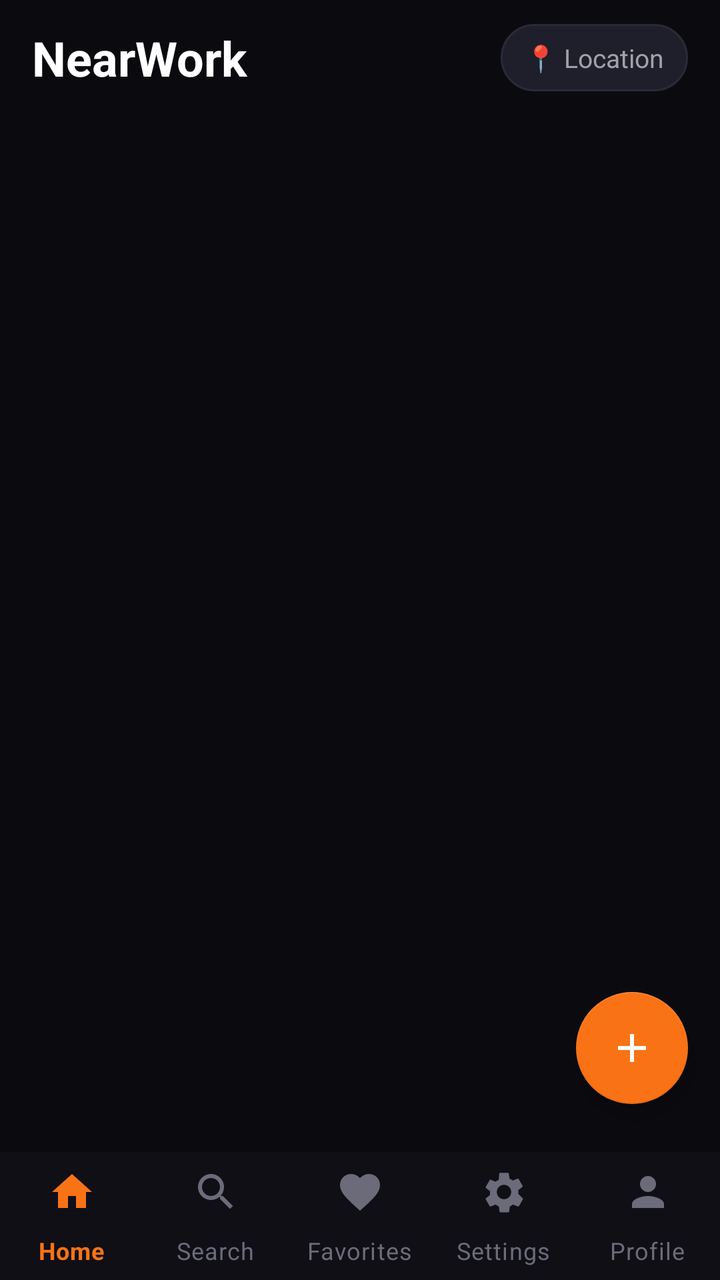
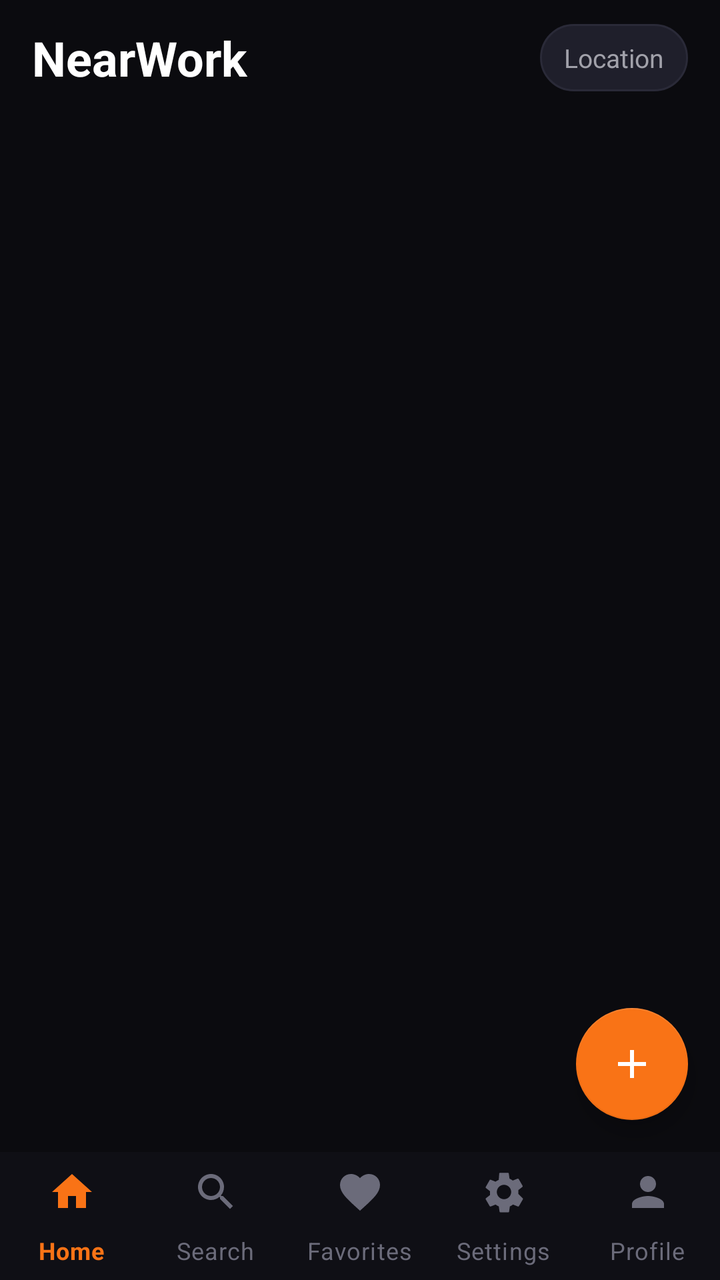

Screens rendered from an Android XML layout before and after an edit, with the pre-edit source and the edit as a unified diff.
<!-- AndroidManifest.xml: application theme Theme.NearWork -->
<!-- res/layout/activity_main.xml -->
<?xml version="1.0" encoding="utf-8"?>
<androidx.coordinatorlayout.widget.CoordinatorLayout
    xmlns:android="http://schemas.android.com/apk/res/android"
    xmlns:app="http://schemas.android.com/apk/res-auto"
    android:layout_width="match_parent"
    android:layout_height="match_parent"
    android:background="@color/bg_main">

    
    <LinearLayout
        android:layout_width="match_parent"
        android:layout_height="match_parent"
        android:orientation="vertical"
        android:layout_marginBottom="@dimen/bottom_nav_height">

        
        <LinearLayout
            android:layout_width="match_parent"
            android:layout_height="wrap_content"
            android:orientation="horizontal"
            android:gravity="center_vertical"
            android:paddingHorizontal="@dimen/screen_padding_h"
            android:paddingTop="@dimen/sp_sm"
            android:paddingBottom="@dimen/sp_sm"
            android:background="@color/bg_main">

            <TextView
                android:layout_width="0dp"
                android:layout_height="wrap_content"
                android:layout_weight="1"
                android:text="@string/app_name"
                android:textSize="@dimen/text_title"
                android:textStyle="bold"
                android:textColor="@color/text_primary"/>

            <TextView
                android:id="@+id/locationChip"
                android:layout_width="wrap_content"
                android:layout_height="wrap_content"
                android:background="@drawable/bg_chip"
                android:paddingHorizontal="@dimen/sp_sm"
                android:paddingVertical="@dimen/sp_xs"
                android:text="📍 Location"
                android:textSize="@dimen/text_caption"
                android:textColor="@color/text_secondary"
                android:drawablePadding="@dimen/sp_xxs"/>
        </LinearLayout>

        
        <com.google.android.material.tabs.TabLayout
            android:id="@+id/tabLayout"
            android:layout_width="match_parent"
            android:layout_height="wrap_content"
            android:background="@color/bg_main"
            app:tabIndicatorColor="@color/accent"
            app:tabIndicatorHeight="3dp"
            app:tabSelectedTextColor="@color/accent"
            app:tabTextColor="@color/text_tertiary"
            app:tabRippleColor="@color/accent_dim"
            app:tabMode="fixed"
            app:tabGravity="fill"
            app:tabTextAppearance="@style/TextAppearance.NearWork.Tab"/>

        
        <androidx.viewpager2.widget.ViewPager2
            android:id="@+id/viewPager"
            android:layout_width="match_parent"
            android:layout_height="0dp"
            android:layout_weight="1"/>

    </LinearLayout>

    
    <com.google.android.material.floatingactionbutton.FloatingActionButton
        android:id="@+id/fabPostAd"
        android:layout_width="wrap_content"
        android:layout_height="wrap_content"
        android:layout_gravity="bottom|end"
        android:layout_marginEnd="@dimen/sp_md"
        android:layout_marginBottom="88dp"
        android:src="@drawable/ic_add"
        android:contentDescription="@string/btn_post_ad"
        app:backgroundTint="@color/accent"
        app:tint="@color/white"
        app:fabSize="normal"
        app:elevation="6dp"/>

    
    <com.google.android.material.bottomnavigation.BottomNavigationView
        android:id="@+id/bottomNavigation"
        android:layout_width="match_parent"
        android:layout_height="@dimen/bottom_nav_height"
        android:layout_gravity="bottom"
        style="@style/Widget.NearWork.BottomNav"
        app:menu="@menu/bottom_nav_menu"/>

</androidx.coordinatorlayout.widget.CoordinatorLayout>
<!-- resources referenced by this layout -->
<resources>
  <color name="accent">#F97316</color>
  <color name="accent_dim">#33F97316</color>
  <color name="bg_main">#0B0B0F</color>
  <color name="text_primary">#FFFFFF</color>
  <color name="text_secondary">#A1A1AA</color>
  <color name="text_tertiary">#6B6B7A</color>
  <color name="white">#FFFFFF</color>
  <dimen name="bottom_nav_height">64dp</dimen>
  <dimen name="screen_padding_h">16dp</dimen>
  <dimen name="sp_md">16dp</dimen>
  <dimen name="sp_sm">12dp</dimen>
  <dimen name="sp_xs">8dp</dimen>
  <dimen name="sp_xxs">4dp</dimen>
  <dimen name="text_caption">13sp</dimen>
  <dimen name="text_title">24sp</dimen>
  <!-- drawable bg_chip (drawable) -->
  <?xml version="1.0" encoding="utf-8"?>
  <shape xmlns:android="http://schemas.android.com/apk/res/android" android:shape="rectangle">
      <solid android:color="@color/bg_surface_variant"/>
      <stroke android:width="@dimen/border_thin" android:color="@color/border_subtle"/>
      <corners android:radius="@dimen/radius_full"/>
  </shape>
  <!-- drawable ic_add (drawable) -->
  <vector xmlns:android="http://schemas.android.com/apk/res/android"
      android:width="24dp"
      android:height="24dp"
      android:viewportWidth="24"
      android:viewportHeight="24">
      <path
          android:fillColor="#FFFFFF"
          android:pathData="M19,13h-6v6h-2v-6H5v-2h6V5h2v6h6v2z"/>
  </vector>
  <string name="app_name">NearWork</string>
  <string name="btn_post_ad">Post Ad</string>
  <style name="TextAppearance.NearWork.Tab" parent="TextAppearance.MaterialComponents.Button">
          <item name="android:textSize">14sp</item>
          <item name="android:textStyle">bold</item>
          <item name="android:textAllCaps">false</item>
          <item name="android:letterSpacing">0.01</item>
      </style>
  <style name="Widget.NearWork.BottomNav" parent="Widget.MaterialComponents.BottomNavigationView.Colored">
          <item name="android:background">@color/nav_bg</item>
          <item name="itemIconTint">@color/nav_item_tint</item>
          <item name="itemTextColor">@color/nav_item_tint</item>
          <item name="itemIconSize">24dp</item>
          <item name="labelVisibilityMode">labeled</item>
          <item name="elevation">8dp</item>
      </style>
  <color name="bg_surface_variant">#1F1F2B</color>
  <dimen name="border_thin">1dp</dimen>
  <color name="border_subtle">#2A2A38</color>
  <dimen name="radius_full">999dp</dimen>
  <color name="nav_bg">#0F0F15</color>
  <color name="accent_pressed">#EA580C</color>
  <color name="bg_surface">#16161F</color>
  <color name="danger">#EF4444</color>
  <style name="Widget.NearWork.Button.Primary" parent="Widget.MaterialComponents.Button">
          <item name="android:layout_height">@dimen/button_height</item>
          <item name="android:textSize">@dimen/text_body</item>
          <item name="android:textStyle">bold</item>
          <item name="android:textColor">@color/white</item>
          <item name="android:letterSpacing">0.02</item>
          <item name="android:textAllCaps">false</item>
          <item name="backgroundTint">@color/accent</item>
          <item name="cornerRadius">@dimen/radius_md</item>
          <item name="android:paddingStart">@dimen/sp_lg</item>
          <item name="android:paddingEnd">@dimen/sp_lg</item>
      </style>
  <dimen name="button_height">48dp</dimen>
  <dimen name="text_body">15sp</dimen>
  <dimen name="radius_md">12dp</dimen>
  <dimen name="sp_lg">20dp</dimen>
</resources>

<!-- the commit's change to res/layout/activity_main.xml (unified diff, before → after) -->
@@ -1,6 +1,5 @@
 <?xml version="1.0" encoding="utf-8"?>
-<androidx.coordinatorlayout.widget.CoordinatorLayout
-    xmlns:android="http://schemas.android.com/apk/res/android"
+<RelativeLayout xmlns:android="http://schemas.android.com/apk/res/android"
     xmlns:app="http://schemas.android.com/apk/res-auto"
     android:layout_width="match_parent"
     android:layout_height="match_parent"
@@ -8,12 +7,12 @@
 
     
     <LinearLayout
+        android:id="@+id/contentArea"
         android:layout_width="match_parent"
         android:layout_height="match_parent"
-        android:orientation="vertical"
-        android:layout_marginBottom="@dimen/bottom_nav_height">
+        android:layout_above="@id/bottomNavigation"
+        android:orientation="vertical">
 
-        
         <LinearLayout
             android:layout_width="match_parent"
             android:layout_height="wrap_content"
@@ -21,8 +20,7 @@
             android:gravity="center_vertical"
             android:paddingHorizontal="@dimen/screen_padding_h"
             android:paddingTop="@dimen/sp_sm"
-            android:paddingBottom="@dimen/sp_sm"
-            android:background="@color/bg_main">
+            android:paddingBottom="@dimen/sp_sm">
 
             <TextView
                 android:layout_width="0dp"
@@ -40,13 +38,11 @@
                 android:background="@drawable/bg_chip"
                 android:paddingHorizontal="@dimen/sp_sm"
                 android:paddingVertical="@dimen/sp_xs"
-                android:text="📍 Location"
+                android:text="Location"
                 android:textSize="@dimen/text_caption"
-                android:textColor="@color/text_secondary"
-                android:drawablePadding="@dimen/sp_xxs"/>
+                android:textColor="@color/text_secondary"/>
         </LinearLayout>
 
-        
         <com.google.android.material.tabs.TabLayout
             android:id="@+id/tabLayout"
             android:layout_width="match_parent"
@@ -56,12 +52,9 @@
             app:tabIndicatorHeight="3dp"
             app:tabSelectedTextColor="@color/accent"
             app:tabTextColor="@color/text_tertiary"
-            app:tabRippleColor="@color/accent_dim"
             app:tabMode="fixed"
-            app:tabGravity="fill"
-            app:tabTextAppearance="@style/TextAppearance.NearWork.Tab"/>
+            app:tabGravity="fill"/>
 
-        
         <androidx.viewpager2.widget.ViewPager2
             android:id="@+id/viewPager"
             android:layout_width="match_parent"
@@ -72,12 +65,13 @@
 
     
     <com.google.android.material.floatingactionbutton.FloatingActionButton
-        android:id="@+id/fabPostAd"
+        android:id="@+id/fabMain"
         android:layout_width="wrap_content"
         android:layout_height="wrap_content"
-        android:layout_gravity="bottom|end"
+        android:layout_alignParentEnd="true"
+        android:layout_above="@id/bottomNavigation"
         android:layout_marginEnd="@dimen/sp_md"
-        android:layout_marginBottom="88dp"
+        android:layout_marginBottom="@dimen/sp_md"
         android:src="@drawable/ic_add"
         android:contentDescription="@string/btn_post_ad"
         app:backgroundTint="@color/accent"
@@ -85,13 +79,12 @@
         app:fabSize="normal"
         app:elevation="6dp"/>
 
-    
     <com.google.android.material.bottomnavigation.BottomNavigationView
         android:id="@+id/bottomNavigation"
         android:layout_width="match_parent"
         android:layout_height="@dimen/bottom_nav_height"
-        android:layout_gravity="bottom"
+        android:layout_alignParentBottom="true"
         style="@style/Widget.NearWork.BottomNav"
         app:menu="@menu/bottom_nav_menu"/>
 
-</androidx.coordinatorlayout.widget.CoordinatorLayout>
+</RelativeLayout>
<!-- resource entries referenced after the edit -->
@@ -1,7 +1,6 @@
 <!-- resources referenced by this layout -->
 <resources>
   <color name="accent">#F97316</color>
-  <color name="accent_dim">#33F97316</color>
   <color name="bg_main">#0B0B0F</color>
   <color name="text_primary">#FFFFFF</color>
   <color name="text_secondary">#A1A1AA</color>
@@ -12,7 +11,6 @@
   <dimen name="sp_md">16dp</dimen>
   <dimen name="sp_sm">12dp</dimen>
   <dimen name="sp_xs">8dp</dimen>
-  <dimen name="sp_xxs">4dp</dimen>
   <dimen name="text_caption">13sp</dimen>
   <dimen name="text_title">24sp</dimen>
   <!-- drawable bg_chip (drawable) -->
@@ -34,12 +32,6 @@
   </vector>
   <string name="app_name">NearWork</string>
   <string name="btn_post_ad">Post Ad</string>
-  <style name="TextAppearance.NearWork.Tab" parent="TextAppearance.MaterialComponents.Button">
-          <item name="android:textSize">14sp</item>
-          <item name="android:textStyle">bold</item>
-          <item name="android:textAllCaps">false</item>
-          <item name="android:letterSpacing">0.01</item>
-      </style>
   <style name="Widget.NearWork.BottomNav" parent="Widget.MaterialComponents.BottomNavigationView.Colored">
           <item name="android:background">@color/nav_bg</item>
           <item name="itemIconTint">@color/nav_item_tint</item>
